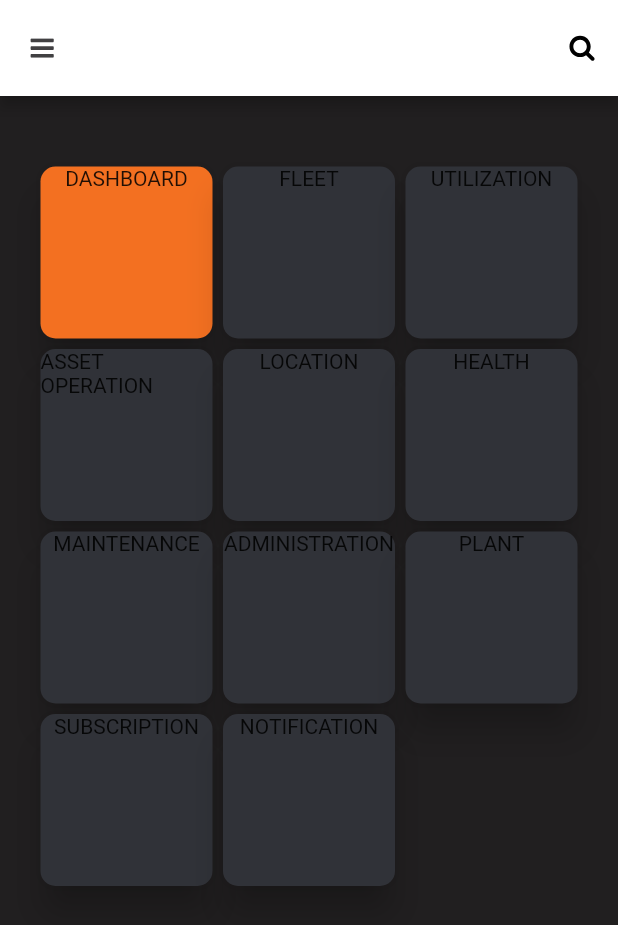
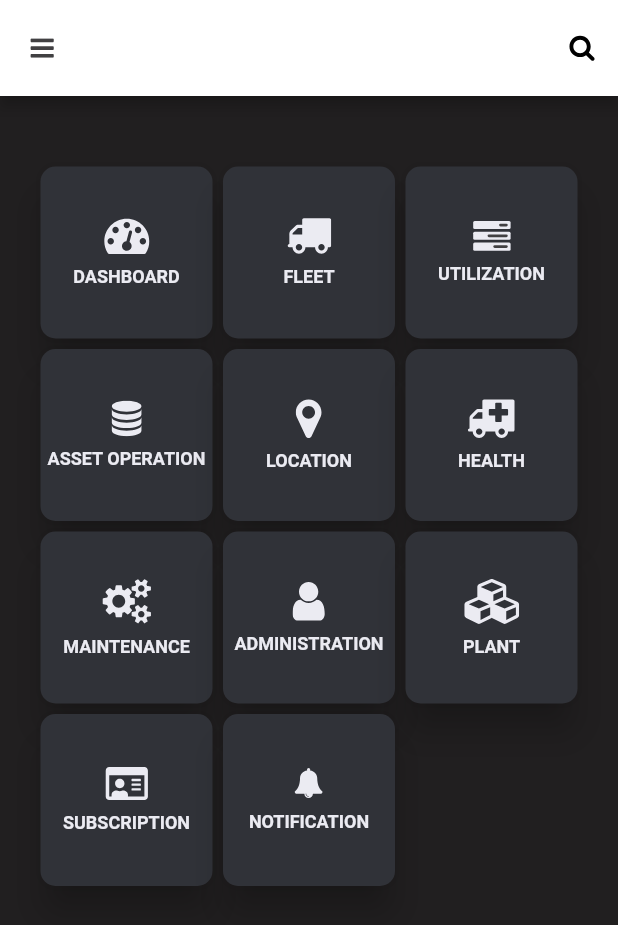
Before and after one commit to madhurapandiyan/insite, a Flutter app: the screen it shows after launch, on a phone screen of 412 x 824 dp. Shown: the top 925 px of the screen. Run offline on Flutter 3.47's test engine with Material 2 defaults, Android fonts, the phone set to English and light mode, and no system bars; our stand-ins replace equatable, flutter_svg, get_it, logger, shared_preferences, stacked and 1 more.

Commit message:
dash screen Ui done

```diff
--- a/lib/dashboard/homedash.dart
+++ b/lib/dashboard/homedash.dart
@@ -10,7 +10,7 @@ class HomeDash extends StatefulWidget {
 }
 
 class _HomeDashState extends State<HomeDash> {
-  int selectedcard = 0;
+  int selectedcard = -1;
   @override
   Widget build(BuildContext context) {
     return Scaffold(
@@ -78,18 +78,33 @@ class _HomeDashState extends State<HomeDash> {
       onTap: () {
         buttontap(index);
       },
+      child: Container(
+        width: 118.71,
+        height: 111,
         child: Card(
+          semanticContainer: true,
           color: selectedcard == index ? tango : cardcolor,
           elevation: 10.0,
           margin: EdgeInsets.all(1.0),
           shape: new RoundedRectangleBorder(
             borderRadius: BorderRadius.circular(10),
           ),
-        child: Container(
-          width: 118.71,
-          height: 111,
           child: Column(
-            children: [new Text(category.name)],
+            mainAxisAlignment: MainAxisAlignment.center,
+            children: <Widget>[
+              SvgPicture.asset(category.image),
+              SizedBox(height: 8.0),
+              Text(
+                category.name,
+
+                style: new TextStyle(fontSize: 12.0,
+                fontFamily: 'Roboto',
+                fontStyle: FontStyle.normal,
+                fontWeight: FontWeight.bold,
+                color: textcolor),
+                textAlign: TextAlign.center,
+              ),
+            ],
           ),
         ),
       ),
--- a/lib/dashboard/model.dart
+++ b/lib/dashboard/model.dart
@@ -1,4 +1,3 @@
-import 'package:flutter/foundation.dart';
 
 class Category{
 final int id;
@@ -9,13 +8,13 @@ Category(this.id,this.name,this.image);
 final List<Category> categories=[
   Category(1,"DASHBOARD","assets/images/clock.svg"),
   Category(2,"FLEET","assets/images/truck.svg"),
-  Category(3,"UTILIZATION","assets/images/support.svg"),
+  Category(3,"UTILIZATION","assets/images/supportmanager.svg"),
   Category(4,"ASSET OPERATION","assets/images/assetmanager.svg"),
-  Category(5,"LOCATION","assets/images/location.svg"),
+  Category(5,"LOCATION","assets/images/loca.svg"),
   Category(6,"HEALTH","assets/images/van.svg"),
-  Category(7,"MAINTENANCE","assets/images/mainta.svg"),
+  Category(7,"MAINTENANCE","assets/images/maint.svg"),
   Category(8,"ADMINISTRATION","assets/images/admin.svg"),
   Category(9,"PLANT","assets/images/plant.svg"),
-  Category(10,"SUBSCRIPTION","assets/images/subs.svg"),
+  Category(10,"SUBSCRIPTION","assets/images/sub.svg"),
   Category(11,"NOTIFICATION","assets/images/noti.svg")
 ];
--- a/lib/theme/colors.dart
+++ b/lib/theme/colors.dart
@@ -5,3 +5,4 @@ const Color tango=Color(0xffF37021);
 const Color bgcolor=Color(0xff211F20);
 const Color  appbarcolor=Color(0xffFFFFFF);
 const Color cardcolor=Color(0xff303238);
+const Color textcolor=Color(0xffEBEBF2);
```
Also changed, not shown: pubspec.yaml (+19 -0 lines), assets/images/admin.svg (added), assets/images/assetmanager.svg (added), assets/images/clock.svg (added), assets/images/loca.svg (added), assets/images/maint.svg (added), assets/images/noti.svg (added), assets/images/plant.svg (added), assets/images/sub.svg (added), assets/images/supportmanager.svg (added), assets/images/truck.svg (added), assets/images/van.svg (added). Lines whose indentation alone changed are shown as unchanged.
